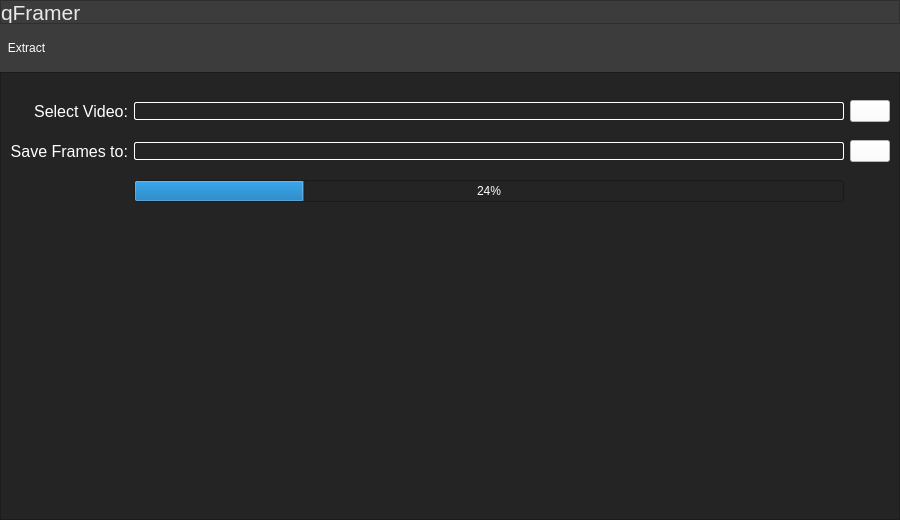
Before: the Qt Designer form gui/ui_files/ui_main_window.ui in riverbr/qFramer, drawn with Qt 5.
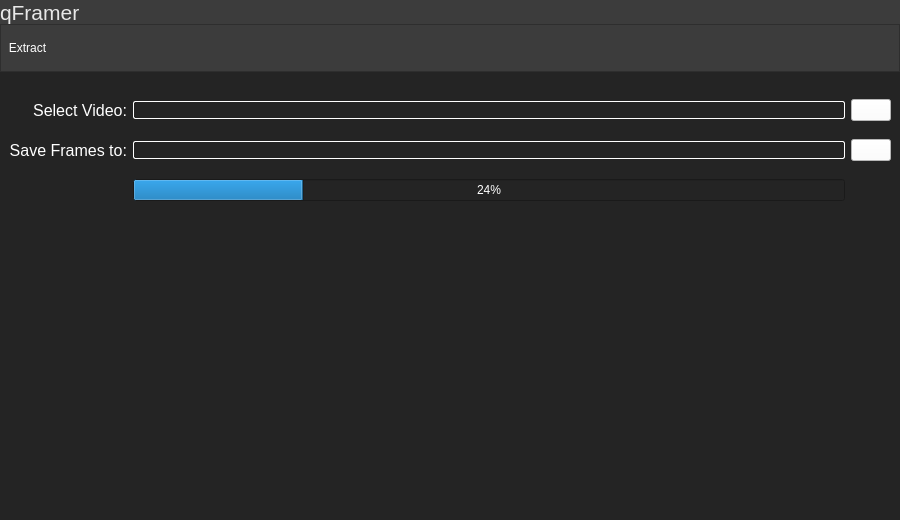
After: the same form once the commit is applied. Icons and pictures are not drawn.

Commit message: added frame for system buttons and minimize and maximize/restore

What changed in the file:
```diff
--- a/gui/ui_files/ui_main_window.ui
+++ b/gui/ui_files/ui_main_window.ui
@@ -20,10 +20,7 @@
    <string>MainWindow</string>
   </property>
   <widget class="QWidget" name="centralwidget">
-   <layout class="QVBoxLayout" name="verticalLayout">
-    <property name="spacing">
-     <number>0</number>
-    </property>
+   <layout class="QGridLayout" name="gridLayout_2">
     <property name="leftMargin">
      <number>0</number>
     </property>
@@ -36,7 +33,10 @@
     <property name="bottomMargin">
      <number>0</number>
     </property>
-    <item>
+    <property name="spacing">
+     <number>0</number>
+    </property>
+    <item row="0" column="0">
      <widget class="QFrame" name="top_bar">
       <property name="maximumSize">
        <size>
@@ -47,13 +47,7 @@
       <property name="styleSheet">
        <string notr="true">background-color: rgb(60, 60, 60);</string>
       </property>
-      <property name="frameShape">
-       <enum>QFrame::StyledPanel</enum>
-      </property>
-      <property name="frameShadow">
-       <enum>QFrame::Raised</enum>
-      </property>
-      <layout class="QHBoxLayout" name="horizontalLayout">
+      <layout class="QHBoxLayout" name="horizontalLayout_3">
        <property name="spacing">
         <number>0</number>
        </property>
@@ -105,158 +99,22 @@
          </property>
         </spacer>
        </item>
-       <item>
-        <widget class="QPushButton" name="btn_close">
-         <property name="maximumSize">
-          <size>
-           <width>24</width>
-           <height>16777215</height>
-          </size>
-         </property>
-         <property name="styleSheet">
-          <string notr="true">border: none;</string>
-         </property>
-         <property name="text">
-          <string/>
-         </property>
-         <property name="icon">
-          <iconset resource="../../rc.qrc">
-           <normaloff>:/system_icons/img/close.png</normaloff>:/system_icons/img/close.png</iconset>
-         </property>
-         <property name="iconSize">
-          <size>
-           <width>32</width>
-           <height>32</height>
-          </size>
-         </property>
-         <property name="flat">
-          <bool>true</bool>
-         </property>
-        </widget>
-       </item>
       </layout>
      </widget>
     </item>
-    <item>
-     <widget class="QFrame" name="frame">
-      <property name="maximumSize">
-       <size>
-        <width>16777215</width>
-        <height>48</height>
-       </size>
-      </property>
-      <property name="styleSheet">
-       <string notr="true">background-color: rgb(60, 60, 60);</string>
-      </property>
-      <property name="frameShape">
-       <enum>QFrame::NoFrame</enum>
-      </property>
-      <property name="frameShadow">
-       <enum>QFrame::Plain</enum>
-      </property>
-      <layout class="QHBoxLayout" name="horizontalLayout_2">
-       <property name="spacing">
-        <number>0</number>
-       </property>
-       <property name="leftMargin">
-        <number>0</number>
-       </property>
-       <property name="topMargin">
-        <number>0</number>
-       </property>
-       <property name="rightMargin">
-        <number>0</number>
-       </property>
-       <property name="bottomMargin">
-        <number>0</number>
-       </property>
-       <item>
-        <widget class="QToolButton" name="btn_extract">
-         <property name="minimumSize">
-          <size>
-           <width>0</width>
-           <height>48</height>
-          </size>
-         </property>
-         <property name="styleSheet">
-          <string notr="true">color: rgb(255, 255, 255);</string>
-         </property>
-         <property name="text">
-          <string>Extract</string>
-         </property>
-         <property name="icon">
-          <iconset resource="../../rc.qrc">
-           <normaloff>:/menu/img/extract.png</normaloff>:/menu/img/extract.png</iconset>
-         </property>
-         <property name="iconSize">
-          <size>
-           <width>32</width>
-           <height>32</height>
-          </size>
-         </property>
-         <property name="toolButtonStyle">
-          <enum>Qt::ToolButtonTextBesideIcon</enum>
-         </property>
-         <property name="autoRaise">
-          <bool>true</bool>
-         </property>
-         <property name="arrowType">
-          <enum>Qt::NoArrow</enum>
-         </property>
-        </widget>
-       </item>
-       <item>
-        <spacer name="horizontalSpacer_2">
-         <property name="orientation">
-          <enum>Qt::Horizontal</enum>
-         </property>
-         <property name="sizeHint" stdset="0">
-          <size>
-           <width>40</width>
-           <height>20</height>
-          </size>
-         </property>
-        </spacer>
-       </item>
-       <item>
-        <widget class="QToolButton" name="btn_about">
-         <property name="minimumSize">
-          <size>
-           <width>0</width>
-           <height>48</height>
-          </size>
-         </property>
-         <property name="text">
-          <string/>
-         </property>
-         <property name="icon">
-          <iconset resource="../../rc.qrc">
-           <normaloff>:/menu/img/info.png</normaloff>:/menu/img/info.png</iconset>
-         </property>
-         <property name="iconSize">
-          <size>
-           <width>28</width>
-           <height>28</height>
-          </size>
-         </property>
-         <property name="autoRaise">
-          <bool>true</bool>
-         </property>
-        </widget>
-       </item>
-      </layout>
-     </widget>
-    </item>
-    <item>
+    <item row="2" column="0" colspan="2">
      <widget class="QFrame" name="content_area">
+      <property name="minimumSize">
+       <size>
+        <width>0</width>
+        <height>48</height>
+       </size>
+      </property>
       <property name="styleSheet">
        <string notr="true">background-color: rgb(36, 36, 36);</string>
       </property>
       <property name="frameShape">
-       <enum>QFrame::StyledPanel</enum>
-      </property>
-      <property name="frameShadow">
-       <enum>QFrame::Raised</enum>
+       <enum>QFrame::NoFrame</enum>
       </property>
       <layout class="QGridLayout" name="gridLayout">
        <property name="verticalSpacing">
@@ -404,6 +262,267 @@
           </size>
          </property>
         </spacer>
+       </item>
+       <item row="1" column="0">
+        <widget class="QLabel" name="label">
+         <property name="font">
+          <font>
+           <pointsize>12</pointsize>
+           <weight>50</weight>
+           <bold>false</bold>
+          </font>
+         </property>
+         <property name="styleSheet">
+          <string notr="true">color: rgb(255, 255, 255);</string>
+         </property>
+         <property name="text">
+          <string>Select Video:</string>
+         </property>
+         <property name="alignment">
+          <set>Qt::AlignRight|Qt::AlignTrailing|Qt::AlignVCenter</set>
+         </property>
+        </widget>
+       </item>
+      </layout>
+     </widget>
+    </item>
+    <item row="0" column="1">
+     <widget class="QFrame" name="system_buttons">
+      <property name="maximumSize">
+       <size>
+        <width>16777215</width>
+        <height>24</height>
+       </size>
+      </property>
+      <property name="styleSheet">
+       <string notr="true">background-color: rgb(60, 60, 60);</string>
+      </property>
+      <layout class="QHBoxLayout" name="horizontalLayout">
+       <property name="spacing">
+        <number>0</number>
+       </property>
+       <property name="leftMargin">
+        <number>0</number>
+       </property>
+       <property name="topMargin">
+        <number>0</number>
+       </property>
+       <property name="rightMargin">
+        <number>0</number>
+       </property>
+       <property name="bottomMargin">
+        <number>0</number>
+       </property>
+       <item>
+        <widget class="QPushButton" name="btn_minimize">
+         <property name="minimumSize">
+          <size>
+           <width>32</width>
+           <height>0</height>
+          </size>
+         </property>
+         <property name="maximumSize">
+          <size>
+           <width>32</width>
+           <height>16777215</height>
+          </size>
+         </property>
+         <property name="styleSheet">
+          <string notr="true">border: none;</string>
+         </property>
+         <property name="text">
+          <string/>
+         </property>
+         <property name="icon">
+          <iconset resource="../../rc.qrc">
+           <normaloff>:/system_icons/img/remove.png</normaloff>:/system_icons/img/remove.png</iconset>
+         </property>
+         <property name="iconSize">
+          <size>
+           <width>24</width>
+           <height>24</height>
+          </size>
+         </property>
+         <property name="flat">
+          <bool>true</bool>
+         </property>
+        </widget>
+       </item>
+       <item>
+        <widget class="QPushButton" name="btn_maximize">
+         <property name="minimumSize">
+          <size>
+           <width>32</width>
+           <height>0</height>
+          </size>
+         </property>
+         <property name="maximumSize">
+          <size>
+           <width>32</width>
+           <height>16777215</height>
+          </size>
+         </property>
+         <property name="styleSheet">
+          <string notr="true">border: none;</string>
+         </property>
+         <property name="text">
+          <string/>
+         </property>
+         <property name="iconSize">
+          <size>
+           <width>24</width>
+           <height>24</height>
+          </size>
+         </property>
+         <property name="flat">
+          <bool>true</bool>
+         </property>
+        </widget>
+       </item>
+       <item>
+        <widget class="QPushButton" name="btn_close">
+         <property name="minimumSize">
+          <size>
+           <width>32</width>
+           <height>0</height>
+          </size>
+         </property>
+         <property name="maximumSize">
+          <size>
+           <width>32</width>
+           <height>16777215</height>
+          </size>
+         </property>
+         <property name="styleSheet">
+          <string notr="true">border: none;</string>
+         </property>
+         <property name="text">
+          <string/>
+         </property>
+         <property name="icon">
+          <iconset resource="../../rc.qrc">
+           <normaloff>:/system_icons/img/close.png</normaloff>:/system_icons/img/close.png</iconset>
+         </property>
+         <property name="iconSize">
+          <size>
+           <width>24</width>
+           <height>24</height>
+          </size>
+         </property>
+         <property name="flat">
+          <bool>true</bool>
+         </property>
+        </widget>
+       </item>
+      </layout>
+     </widget>
+    </item>
+    <item row="1" column="0" colspan="2">
+     <widget class="QFrame" name="menu">
+      <property name="maximumSize">
+       <size>
+        <width>16777215</width>
+        <height>48</height>
+       </size>
+      </property>
+      <property name="styleSheet">
+       <string notr="true">background-color: rgb(60, 60, 60);</string>
+      </property>
+      <property name="frameShape">
+       <enum>QFrame::StyledPanel</enum>
+      </property>
+      <property name="frameShadow">
+       <enum>QFrame::Plain</enum>
+      </property>
+      <layout class="QHBoxLayout" name="horizontalLayout_2">
+       <property name="spacing">
+        <number>0</number>
+       </property>
+       <property name="leftMargin">
+        <number>0</number>
+       </property>
+       <property name="topMargin">
+        <number>0</number>
+       </property>
+       <property name="rightMargin">
+        <number>0</number>
+       </property>
+       <property name="bottomMargin">
+        <number>0</number>
+       </property>
+       <item>
+        <widget class="QToolButton" name="btn_extract">
+         <property name="minimumSize">
+          <size>
+           <width>0</width>
+           <height>46</height>
+          </size>
+         </property>
+         <property name="styleSheet">
+          <string notr="true">color: rgb(255, 255, 255);</string>
+         </property>
+         <property name="text">
+          <string>Extract</string>
+         </property>
+         <property name="icon">
+          <iconset resource="../../rc.qrc">
+           <normaloff>:/menu/img/extract.png</normaloff>:/menu/img/extract.png</iconset>
+         </property>
+         <property name="iconSize">
+          <size>
+           <width>32</width>
+           <height>32</height>
+          </size>
+         </property>
+         <property name="toolButtonStyle">
+          <enum>Qt::ToolButtonTextBesideIcon</enum>
+         </property>
+         <property name="autoRaise">
+          <bool>true</bool>
+         </property>
+         <property name="arrowType">
+          <enum>Qt::NoArrow</enum>
+         </property>
+        </widget>
+       </item>
+       <item>
+        <spacer name="horizontalSpacer_2">
+         <property name="orientation">
+          <enum>Qt::Horizontal</enum>
+         </property>
+         <property name="sizeHint" stdset="0">
+          <size>
+           <width>40</width>
+           <height>20</height>
+          </size>
+         </property>
+        </spacer>
+       </item>
+       <item>
+        <widget class="QToolButton" name="btn_about">
+         <property name="minimumSize">
+          <size>
+           <width>0</width>
+           <height>46</height>
+          </size>
+         </property>
+         <property name="text">
+          <string/>
+         </property>
+         <property name="icon">
+          <iconset resource="../../rc.qrc">
+           <normaloff>:/menu/img/info.png</normaloff>:/menu/img/info.png</iconset>
+         </property>
+         <property name="iconSize">
+          <size>
+           <width>28</width>
+           <height>28</height>
+          </size>
+         </property>
+         <property name="autoRaise">
+          <bool>true</bool>
+         </property>
+        </widget>
        </item>
       </layout>
      </widget>
```
Left out of the diff: 128 changed lines with no effect on the pictures. The commit also changes 9 other files.
